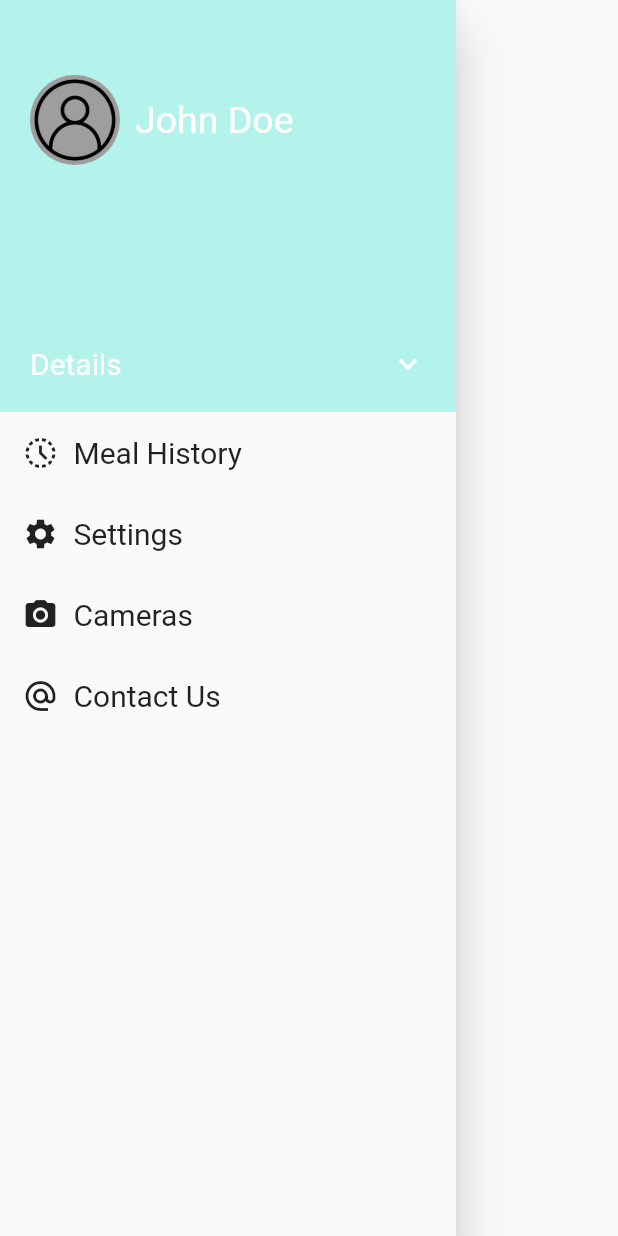
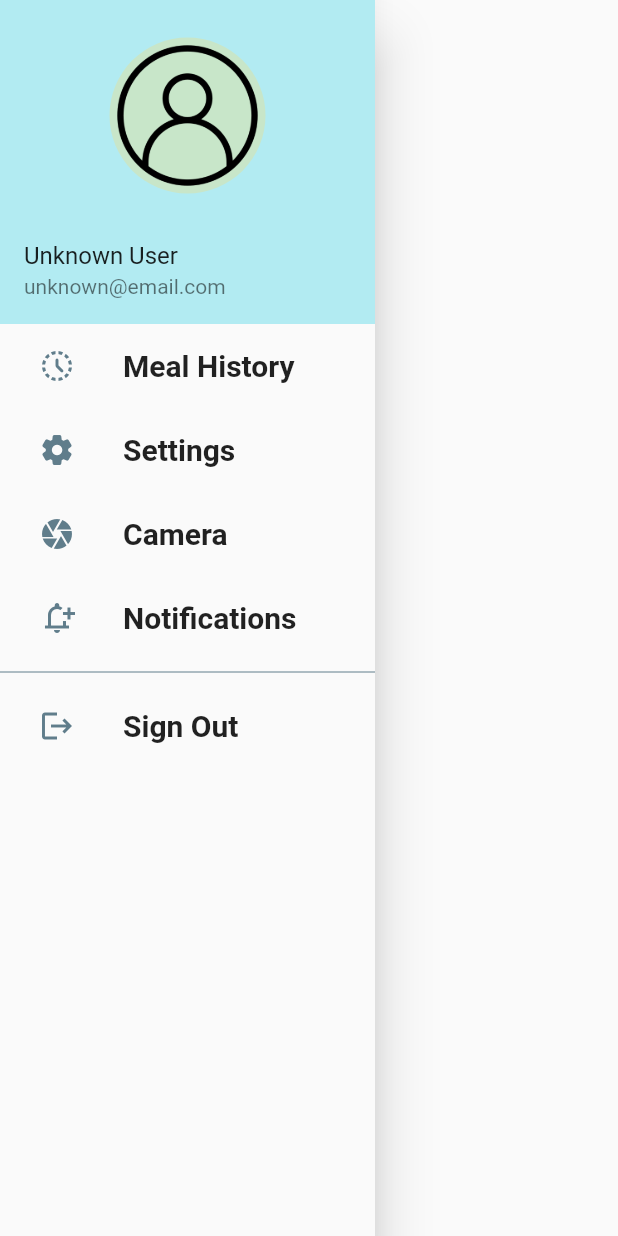
Before and after one commit to cepdnaclk/SnaT-meal-tracking-app, a Flutter app: the DashboardDrawer widget shown alone on an empty page, opened directly, on a phone screen of 412 x 824 dp. Run offline on Flutter 3.47's test engine with Material 2 defaults, Android fonts, the light colour scheme and no system bars; our stand-ins replace camera, firebase_auth, firebase_core, gallery_saver, get, google_sign_in and 4 more; missing offline and left inert: flutter_3d_choice_chip, pretty_gauge; accounts and stored records are empty.

Commit message:
added the dashboard layout

```diff
--- a/lib/Components/dashboard_drawer.dart
+++ b/lib/Components/dashboard_drawer.dart
@@ -1,7 +1,7 @@
 import 'package:flutter/material.dart';
 
+
 import '../Theme/theme_info.dart';
-import 'drawer_tab.dart';
 
 class DashboardDrawer extends StatelessWidget {
   const DashboardDrawer({
@@ -11,75 +11,144 @@ class DashboardDrawer extends StatelessWidget {
   @override
   Widget build(BuildContext context) {
     return Drawer(
+      width: 250.0,
+      child: SingleChildScrollView(
         child: Column(
           crossAxisAlignment: CrossAxisAlignment.stretch,
-        children: [
-          Container(
-            color: ThemeInfo.primaryColor,
-            height: MediaQuery.of(context).size.height / 3,
-            child: Column(
-              children: [
-                const SizedBox(
-                  height: 50,
-                ),
-                Row(
-                  children: const [
-                    SizedBox(
-                      width: 20,
-                    ),
-                    CircleAvatar(
-                      backgroundColor: Colors.grey,
-                      radius: 30,
-                      backgroundImage:
-                          AssetImage("assets/images/userImage.png"),
-                    ),
-                    SizedBox(
-                      width: 10,
-                    ),
-                    Text(
-                      "John Doe",
-                      style: TextStyle(color: Colors.white, fontSize: 25),
-                    ),
+          children: <Widget>[
+            buildHeader(context),
+            buildMenuItems(context),
           ],
         ),
-                const Spacer(),
-                Padding(
-                  padding: const EdgeInsets.all(20.0),
-                  child: Row(
+      ),
+    );
+  }
+
+
+  Widget buildHeader(BuildContext context) =>
+      Container(
+        color: Colors.cyan[100],
+        padding: EdgeInsets.only(
+          top: 25 + MediaQuery.of(context).padding.top,
+        ),
+        child: Column(
           children: const [
-                      Text(
-                        "Details",
-                        style: TextStyle(color: Colors.white, fontSize: 20),
+            CircleAvatar(
+              radius: 52,
+              backgroundImage: AssetImage('assets/images/userImage.png'),
             ),
-                      Spacer(),
-                      Icon(
-                        Icons.keyboard_arrow_down_outlined,
-                        color: Colors.white,
+            SizedBox(height: 15),
+            ListTile(
+              title: Text('Unknown User'),
+              subtitle: Text('unknown@email.com'),
             )
           ],
         ),
+      );
+
+
+  Widget buildMenuItems(BuildContext context) =>
+      Column(
+        mainAxisSize: MainAxisSize.min,
+        mainAxisAlignment: MainAxisAlignment.start,
+        children: [
+          Padding(
+            padding: const EdgeInsets.only(left: 10.0),
+            child: ListTile(
+              iconColor: Colors.blueGrey,
+              visualDensity: VisualDensity.adaptivePlatformDensity,
+              leading: const Icon(Icons.history_toggle_off_rounded),
+              title: const Text(
+                  'Meal History',
+                  style: TextStyle(
+                    fontSize: 20.0,
+                    fontWeight: FontWeight.bold,
+                  )
+              ),
+              onTap: () {
+                // Navigator.pop(context);
+              },
+            ),
+          ),
+          Padding(
+            padding: const EdgeInsets.only(left: 10.0),
+            child: ListTile(
+              iconColor: Colors.blueGrey,
+              visualDensity: VisualDensity.adaptivePlatformDensity,
+              leading: const Icon(Icons.settings_rounded),
+              title: const Text(
+                  'Settings',
+                  style: TextStyle(
+                    fontSize: 20.0,
+                    fontWeight: FontWeight.bold,
+                  )
+              ),
+              onTap: () {
+                //
+              },
+            ),
+          ),
+          Padding(
+            padding: const EdgeInsets.only(left: 10.0),
+            child: ListTile(
+              iconColor: Colors.blueGrey,
+              visualDensity: VisualDensity.adaptivePlatformDensity,
+              leading: const Icon(Icons.camera),
+              title: const Text(
+                  'Camera',
+                  style: TextStyle(
+                    fontSize: 20.0,
+                    fontWeight: FontWeight.bold,
+                  )
+              ),
+              onTap: () {
+                // Navigator.pop(context);
+              },
+            ),
+          ),
+          Padding(
+            padding: const EdgeInsets.only(left: 10.0),
+            child: ListTile(
+              iconColor: Colors.blueGrey,
+              visualDensity: VisualDensity.adaptivePlatformDensity,
+              leading: const Icon(Icons.notification_add_outlined),
+              title: const Text(
+                  'Notifications',
+                  style: TextStyle(
+                    fontSize: 20.0,
+                    fontWeight: FontWeight.bold,
+                  )
+              ),
+              onTap: () {
+                // Navigator.pop(context);
+              },
+            ),
+          ),
+          Column(
+            mainAxisSize: MainAxisSize.max,
+            mainAxisAlignment: MainAxisAlignment.end,
+            children:  [
+              const Divider(color: Colors.blueGrey,),
+              Padding(
+                padding: const EdgeInsets.only(left: 10.0),
+                child: ListTile(
+                  iconColor: Colors.blueGrey,
+                  visualDensity: VisualDensity.adaptivePlatformDensity,
+                  leading: const Icon(Icons.logout),
+                  title: const Text(
+                      'Sign Out',
+                      style: TextStyle(
+                        fontSize: 20.0,
+                        fontWeight: FontWeight.bold,
+                      )
+                  ),
+                  onTap: () {
+                    // Navigator.pop(context);
+                  },
+                ),
+              ),
+            ],
           )
         ],
-            ),
-          ),
-          const DrawerTab(
-            icon: Icons.history_toggle_off,
-            label: "Meal History",
-          ),
-          const DrawerTab(
-            icon: Icons.settings,
-            label: "Settings",
-          ),
-          const DrawerTab(
-            icon: Icons.camera_alt,
-            label: "Cameras",
-          ),
-          const DrawerTab(
-            icon: Icons.alternate_email,
-            label: "Contact Us",
-          ),
-        ],
-      ),
       );
 }
-}
--- a/lib/Components/drawer_tab.dart
+++ /dev/null
@@ -1,31 +0,0 @@
-import 'package:flutter/material.dart';
-
-class DrawerTab extends StatelessWidget {
-  const DrawerTab({
-    Key? key,
-    required this.icon,
-    required this.label,
-  }) : super(key: key);
-
-  final IconData? icon;
-  final String label;
-
-  @override
-  Widget build(BuildContext context) {
-    return Padding(
-      padding: const EdgeInsets.all(15.0),
-      child: Row(
-        children: [
-          Icon(icon),
-          const SizedBox(
-            width: 10,
-          ),
-          Text(
-            label,
-            style: const TextStyle(fontSize: 20),
-          ),
-        ],
-      ),
-    );
-  }
-}
--- /dev/null
+++ b/lib/LocaleString.dart
@@ -0,0 +1,29 @@
+import 'package:get/get.dart';
+
+class LocalString extends Translations{
+
+  @override
+  // TODO: implement keys
+  Map<String, Map<String, String>> get keys => {
+
+    // key and English(US) translation
+    'en_US':{
+      'age': 'Age',
+      'weight': 'Weight(Kg)'
+    },
+
+    // key and Sinhala translation
+    'si_SL':{
+      'age': 'වයස',
+      'weight': 'බර (Kg)'
+    },
+
+    // key and Tamil translation
+    'tm_SL_':{
+      'age': 'வயது',
+      'weight': 'எடை (Kg)'
+    }
+
+  };
+
+}
--- a/lib/Pages/dashboard_layout.dart
+++ b/lib/Pages/dashboard_layout.dart
@@ -27,6 +27,7 @@ class _DashboardLayoutState extends State<DashboardLayout>
     _tabController = TabController(vsync: this, length: 4);
   }
 
+
   @override
   Widget build(BuildContext context) {
     return DefaultTabController(
@@ -34,6 +35,7 @@ class _DashboardLayoutState extends State<DashboardLayout>
       length: 4,
       child: Scaffold(
         appBar: AppBar(
+          elevation: 8.0,
           backgroundColor: ThemeInfo.primaryColor,
           title: const Text("SnaT: Meal Diary"),
         ),
--- a/lib/main.dart
+++ b/lib/main.dart
@@ -4,6 +4,7 @@ import 'package:mobile_app/Pages/welcome_screen.dart';
 import 'package:mobile_app/Theme/theme_info.dart';
 import "package:camera/camera.dart";
 import 'Pages/dashboard_layout.dart';
+import 'package:get/get.dart';
 
 List<CameraDescription> cameras = [];
 
@@ -24,7 +25,7 @@ class MyApp extends StatelessWidget {
   // This widget is the root of your application.
   @override
   Widget build(BuildContext context) {
-    return MaterialApp(
+    return GetMaterialApp(
       debugShowCheckedModeBanner: false,
       title: 'SnaT',
       theme: ThemeData(
--- a/pubspec.yaml
+++ b/pubspec.yaml
@@ -56,6 +56,7 @@ dependencies:
  # flutter_file_manager:
 #  path_provider_extention: ^1.0.3
   #path_provider_extention: ^1.0.3
+  get:
 
 dev_dependencies:
   flutter_test:
```
Also changed, not shown: lib/Components/DashBoardView/SettingsView.dart (added), pubspec.lock. Lines whose indentation alone changed are shown as unchanged.
